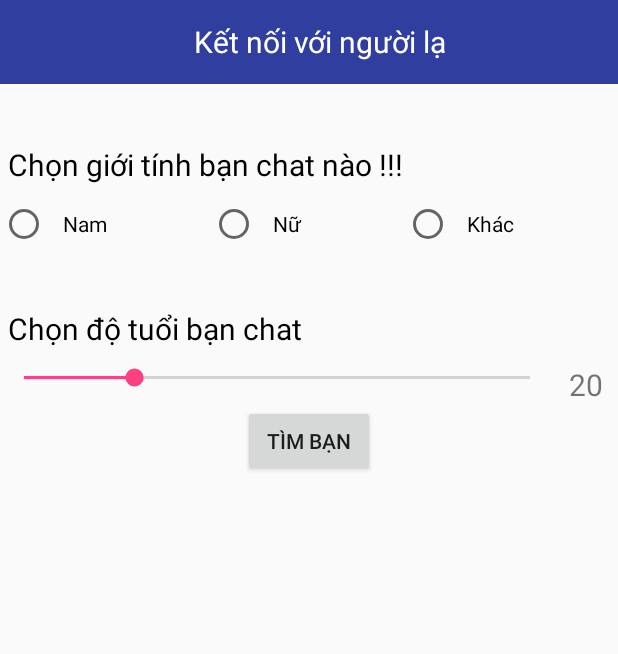
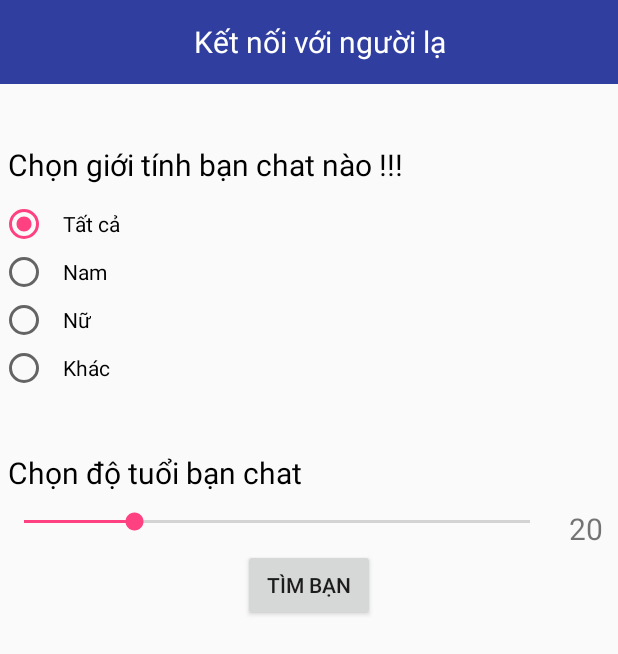
Before and after one commit to toshiro97/TalkWithMe, an Android app: the fragment ChatFragment shown on its own in the app's theme, after a tap on "TÌM BẠN", on a phone screen of 412 x 824 dp. Shown: the top 654 px of the screen. Run offline under Robolectric (Android 15) with nearby library versions, the light colour scheme and no system bars; our stand-ins replace Firebase (no records; nobody signed in at launch, a user with empty details on screens opened directly); 1 statement that could not run was skipped.

Commit message:
init commint

```diff
--- a/app/src/main/java/com/toshiro97/talkwithme/view/StartActivity.kt
+++ b/app/src/main/java/com/toshiro97/talkwithme/view/StartActivity.kt
@@ -112,7 +112,7 @@ class StartActivity : AppCompatActivity() {
 
                                                 } else {
                                                     val listUser: MutableList<String> ?= ArrayList()
-                                                    val userInfor = User(phoneNumberString, "", "", true, 0, "", "", phoneNumberString, 13,listUser)
+                                                    val userInfor = User(phoneNumberString, "", "", true, 0, "", "", phoneNumberString, 13,listUser , null , null)
 
                                                     allUsersRef.document(phoneNumberString)
                                                             .set(userInfor)
--- a/app/src/main/java/com/toshiro97/talkwithme/view/fragment/ChatFragment.kt
+++ b/app/src/main/java/com/toshiro97/talkwithme/view/fragment/ChatFragment.kt
@@ -46,7 +46,7 @@ class ChatFragment : Fragment() {
         view.seek_bar_age.max = max
         view.seek_bar_age.progress = current-min
         view.tv_age.text = "" + current
-
+        age = current
 
         view.seek_bar_age.setOnSeekBarChangeListener(object : SeekBar.OnSeekBarChangeListener {
             override fun onProgressChanged(seekBar: SeekBar?, progress: Int, fromUser: Boolean) {
@@ -70,8 +70,6 @@ class ChatFragment : Fragment() {
         }
 
 
-
-
         return view
     }
 
@@ -84,22 +82,25 @@ class ChatFragment : Fragment() {
         val year = Calendar.getInstance().get(Calendar.YEAR)
         val ageYear = year - age
 
-        Log.d("ageYear",ageYear.toString())
-
-
         currentTime.add(Calendar.DATE,-1)
         val time = currentTime.time
         val formatDateSV = SimpleDateFormat("yyyyMMdd")
         val dateToSV = formatDateSV.format(time)
 
-        val query = allUsersRef.whereEqualTo("sex",sex).whereEqualTo("age",ageYear)
+        val desireAge = year - Common.currentUser.age!!
+        val desireSex = Common.currentUser.sex
+
+        Log.d("sexAge", desireAge.toString() + desireSex.toString())
+
+        if (view!!.radioAll.isChecked){
+            val query = allUsersRef.whereEqualTo("age", ageYear).whereEqualTo("desireSex",desireSex).whereEqualTo("desireAge",desireAge)
             query.orderBy("timeOnline").limit(1)
 
             query.get().addOnSuccessListener {
-            if (it.isEmpty){
-                Toast.makeText(context,"Không có thông tin thích hợp",Toast.LENGTH_SHORT).show()
+                if (it.isEmpty) {
+                    Toast.makeText(context, "Không có thông tin thích hợp", Toast.LENGTH_SHORT).show()
                     hiddenProcessBar()
-            }else {
+                } else {
                     val userCollection = it.toObjects(User::class.java)
                     Common.sendUser = userCollection[0]
 
@@ -120,6 +121,38 @@ class ChatFragment : Fragment() {
                     Log.d("userCollection", userCollection.toString())
                 }
             }
+        }
+
+        else {
+            val query = allUsersRef.whereEqualTo("sex", sex).whereEqualTo("age", ageYear).whereEqualTo("desireSex",desireSex).whereEqualTo("desireAge",desireAge)
+            query.orderBy("timeOnline").limit(1)
+
+            query.get().addOnSuccessListener {
+                if (it.isEmpty) {
+                    Toast.makeText(context, "Không có thông tin thích hợp", Toast.LENGTH_SHORT).show()
+                    hiddenProcessBar()
+                } else {
+                    val userCollection = it.toObjects(User::class.java)
+                    Common.sendUser = userCollection[0]
+
+                    allUsersRef.document(Common.phoneNumber)
+                            .update(
+                                    "listUser", FieldValue.arrayUnion(userCollection[0].phoneNumber.toString())
+                            )
+                            .addOnSuccessListener {
+                                Toast.makeText(context, "Cập nhật list thành công", Toast.LENGTH_SHORT).show()
+                                val intent = Intent(context, ChatActivity::class.java)
+                                hiddenProcessBar()
+                                startActivity(intent)
+
+
+                            }
+                            .addOnFailureListener { Toast.makeText(context, "Cập nhật thất bại mật khẩu", Toast.LENGTH_SHORT).show() }
+
+                    Log.d("userCollection", userCollection.toString())
+                }
+            }
+        }
 
     }
 
--- a/app/src/main/res/layout/fragment_chat.xml
+++ b/app/src/main/res/layout/fragment_chat.xml
@@ -49,7 +49,19 @@
             android:id="@+id/radioSex"
             android:layout_width="match_parent"
             android:layout_height="wrap_content"
-            android:orientation="horizontal">
+            android:orientation="vertical">
+
+            <RadioButton
+                android:id="@+id/radioAll"
+                android:layout_width="wrap_content"
+                android:layout_height="wrap_content"
+                android:layout_weight="1"
+                android:paddingHorizontal="10dp"
+                android:text="@string/all_sex"
+                android:checked="true"
+
+
+                />
 
             <RadioButton
                 android:id="@+id/radioMale"
@@ -57,7 +69,7 @@
                 android:layout_height="wrap_content"
                 android:layout_weight="1"
                 android:paddingHorizontal="10dp"
-                android:text="Nam" />
+                android:text="@string/male_sex" />
 
             <RadioButton
                 android:id="@+id/radioFemale"
@@ -65,7 +77,7 @@
                 android:layout_height="wrap_content"
                 android:layout_weight="1"
                 android:paddingHorizontal="10dp"
-                android:text="Nữ" />
+                android:text="@string/female_sex" />
 
             <RadioButton
                 android:id="@+id/radioOther"
@@ -73,7 +85,7 @@
                 android:layout_height="wrap_content"
                 android:layout_weight="1"
                 android:paddingHorizontal="10dp"
-                android:text="Khác" />
+                android:text="@string/orther_sex" />
 
         </RadioGroup>
 
--- a/app/src/main/res/values/strings.xml
+++ b/app/src/main/res/values/strings.xml
@@ -24,4 +24,8 @@
     <string name="login_pass">Đăng nhập với mật khẩu</string>
     <string name="select_sex_chat">Chọn giới tính bạn chat nào !!!</string>
     <string name="select_age_chat">Chọn độ tuổi bạn chat</string>
+    <string name="all_sex">Tất cả</string>
+    <string name="male_sex">Nam</string>
+    <string name="female_sex">Nữ</string>
+    <string name="orther_sex">Khác</string>
 </resources>
```
Also changed, not shown: app/src/main/java/com/toshiro97/talkwithme/model/User.kt (+7 -1 lines), app/src/main/java/com/toshiro97/talkwithme/view/fragment/HomeFragment.kt (+13 -8 lines). Lines whose indentation alone changed are shown as unchanged.
